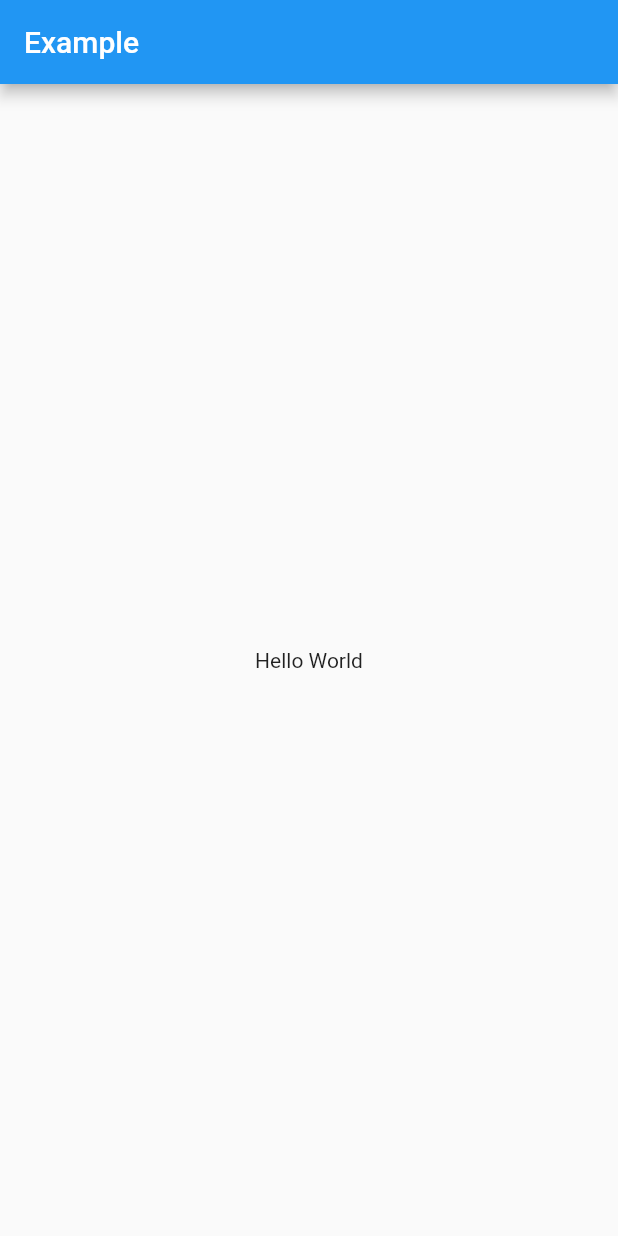
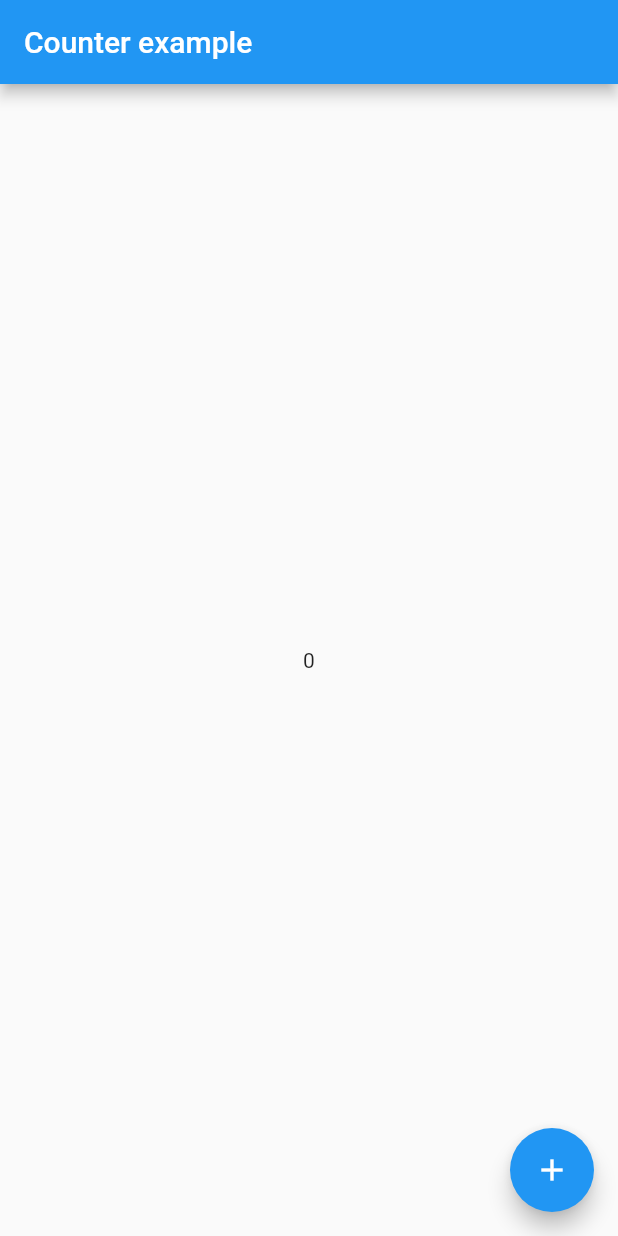
Before and after one commit to nixcode1/riverpod_test, a Flutter app: the screen it shows after launch, on a phone screen of 412 x 824 dp. Run offline on Flutter 3.47's test engine with Material 2 defaults, Android fonts, the phone set to English and light mode, and no system bars; our stand-ins replace flutter_riverpod.

Commit message:
migrated riverpod to version 1.0.0

```diff
--- a/lib/main.dart
+++ b/lib/main.dart
@@ -1,26 +1,50 @@
 import 'package:flutter/material.dart';
 import 'package:flutter_riverpod/flutter_riverpod.dart';
 
-final helloWorldProvider = Provider((_) => 'Hello World');
+// A Counter example implemented with riverpod
 
 void main() {
   runApp(
-    ProviderScope(
-      child: MyApp(),
-    ),
+    // Adding ProviderScope enables Riverpod for the entire project
+    ProviderScope(child: MyApp()),
   );
 }
 
-class MyApp extends ConsumerWidget {
+class MyApp extends StatelessWidget {
+  const MyApp({Key? key}) : super(key: key);
+
   @override
-  Widget build(BuildContext context, ScopedReader watch) {
-    final String value = watch(helloWorldProvider);
-    return MaterialApp(
-      home: Scaffold(
-        appBar: AppBar(title: Text('Example')),
-        body: Center(
-          child: Text(value),
-        ),
+  Widget build(BuildContext context) {
+    return MaterialApp(home: Home());
+  }
+}
+
+/// Providers are declared globally and specifies how to create a state
+final counterProvider = StateNotifierProvider<Counter, int>((ref) => Counter());
+
+class Counter extends StateNotifier<int> {
+  Counter() : super(0);
+
+  void increment() => state++;
+  void decrement() => state--;
+}
+
+class Home extends ConsumerWidget {
+  @override
+  Widget build(BuildContext context,  WidgetRef ref) {
+    final count = ref.watch(counterProvider);
+    return Scaffold(
+      appBar: AppBar(title: const Text('Counter example')),
+      body: Center(
+        // Consumer is a widget that allows you reading providers.
+        // You could also use the hook "ref.watch(" if you uses flutter_hooks
+
+        child: Text(count.toString()),
+      ),
+      floatingActionButton: FloatingActionButton(
+        // The read method is an utility to read a provider without listening to it
+        onPressed: () => ref.read(counterProvider.notifier).increment(),
+        child: const Icon(Icons.add),
       ),
     );
   }
--- a/pubspec.yaml
+++ b/pubspec.yaml
@@ -3,7 +3,7 @@ description: A new Flutter project.
 
 # The following line prevents the package from being accidentally published to
 # pub.dev using `pub publish`. This is preferred for private packages.
-publish_to: 'none' # Remove this line if you wish to publish to pub.dev
+publish_to: "none" # Remove this line if you wish to publish to pub.dev
 
 # The following defines the version and build number for your application.
 # A version number is three numbers separated by dots, like 1.2.43
@@ -24,11 +24,10 @@ dependencies:
   flutter:
     sdk: flutter
 
-
   # The following adds the Cupertino Icons font to your application.
   # Use with the CupertinoIcons class for iOS style icons.
   cupertino_icons: ^1.0.2
-  flutter_riverpod: ^0.14.0+3
+  flutter_riverpod: ^1.0.0
 
 dev_dependencies:
   flutter_test:
@@ -39,7 +38,6 @@ dev_dependencies:
 
 # The following section is specific to Flutter.
 flutter:
-
   # The following line ensures that the Material Icons font is
   # included with your application, so that you can use the icons in
   # the material Icons class.
```
Also changed, not shown: pubspec.lock.
